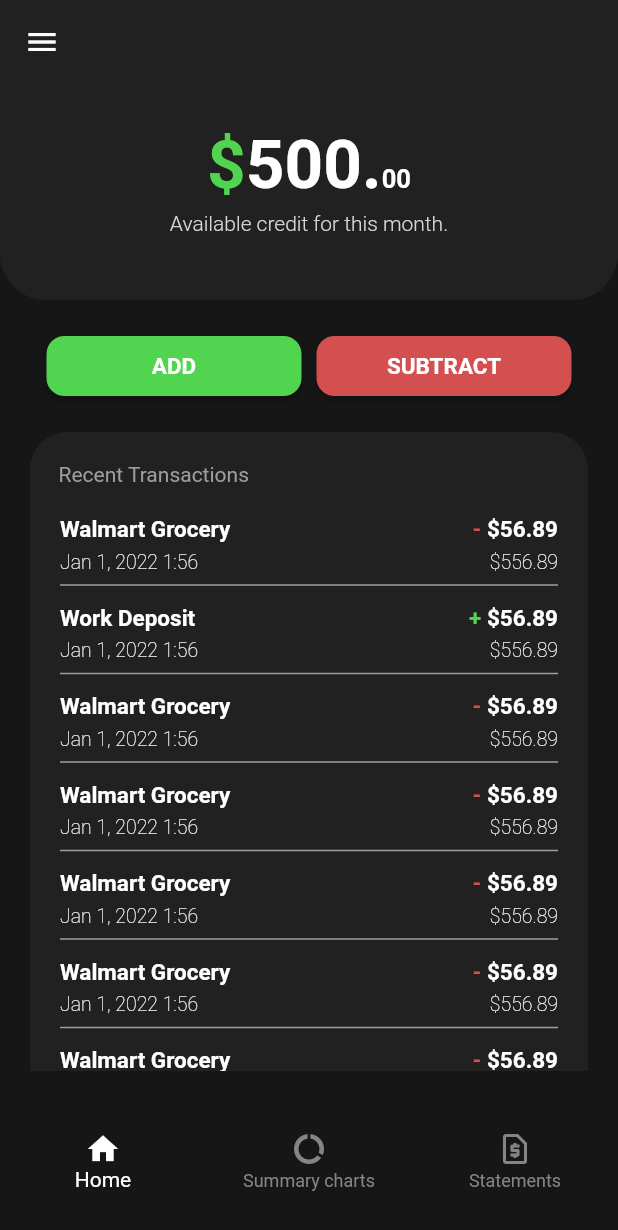
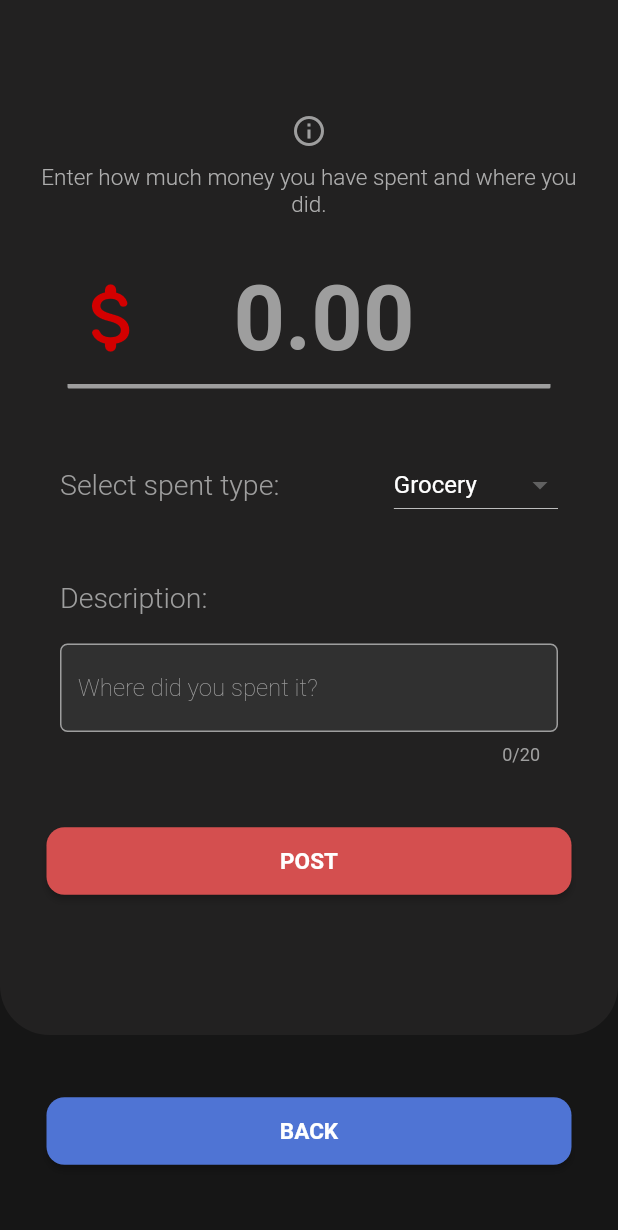
Before and after one commit to Deep2002/Personal-Finance-Flutter-App, a Flutter app: the screen it shows after launch, after a tap on "SUBTRACT", on a phone screen of 412 x 824 dp. Shown: the top 1230 px of the screen. Run offline on Flutter 3.47's test engine with Material 2 defaults, Android fonts, the light colour scheme and no system bars; our stand-ins replace fl_chart, pie_chart.

Commit message:
Added add and subtract pages.

```diff
--- /dev/null
+++ b/lib/Pages/SubPage.dart
@@ -0,0 +1,245 @@
+import 'package:flutter/material.dart';
+
+import '../Widgets/AppColors.dart';
+
+class SubPage extends StatefulWidget {
+  const SubPage({Key? key}) : super(key: key);
+
+  @override
+  State<SubPage> createState() => _SubPageState();
+}
+
+class _SubPageState extends State<SubPage> {
+  var dropdownValue = 'Grocery';
+
+  @override
+  Widget build(BuildContext context) {
+    return Scaffold(
+      backgroundColor: AppColors.bg,
+      resizeToAvoidBottomInset: false,
+      body: Column(
+        children: [
+          Container(
+            child: Column(
+              crossAxisAlignment: CrossAxisAlignment.center,
+              mainAxisAlignment: MainAxisAlignment.start,
+              children: [
+                const SizedBox(height: 75),
+                const Icon(Icons.info_outline, color: Colors.grey),
+                const SizedBox(height: 10),
+                const Padding(
+                  padding: EdgeInsets.symmetric(horizontal: 20),
+                  child: Text(
+                    'Enter how much money you have spent and where you did.',
+                    textAlign: TextAlign.center,
+                    style: TextStyle(
+                      color: Color.fromARGB(255, 173, 173, 173),
+                      fontSize: 15,
+                      fontWeight: FontWeight.w300,
+                    ),
+                  ),
+                ),
+                const SizedBox(height: 20),
+                const Padding(
+                  padding: EdgeInsets.symmetric(horizontal: 45),
+                  child: TextField(
+                    keyboardAppearance: Brightness.dark,
+                    keyboardType:
+                        TextInputType.numberWithOptions(decimal: true),
+                    decoration: InputDecoration(
+                        enabledBorder: UnderlineInputBorder(
+                          borderSide: BorderSide(
+                            color: Colors.grey,
+                            width: 3,
+                          ),
+                          borderRadius: BorderRadius.all(Radius.circular(1)),
+                        ),
+                        focusedBorder: UnderlineInputBorder(
+                          borderSide: BorderSide(
+                            color: Colors.white,
+                            width: 4,
+                          ),
+                          borderRadius: BorderRadius.all(Radius.circular(1)),
+                        ),
+                        hintText: '0.00',
+                        hintStyle: TextStyle(color: Colors.grey),
+                        prefixIconColor: Colors.white,
+                        prefixIconConstraints:
+                            BoxConstraints.tightFor(width: 20),
+                        prefixIcon: Icon(
+                          Icons.attach_money_rounded,
+                          color: Color.fromARGB(255, 211, 0, 0),
+                          size: 60,
+                        )),
+                    textAlign: TextAlign.center,
+                    style: TextStyle(
+                      color: Colors.grey,
+                      fontSize: 60,
+                      fontWeight: FontWeight.bold,
+                    ),
+                    textInputAction: TextInputAction.next,
+                    cursorColor: Colors.white,
+                  ),
+                ),
+                const SizedBox(height: 40),
+                Padding(
+                  padding: const EdgeInsets.symmetric(horizontal: 40),
+                  child: Row(
+                    mainAxisAlignment: MainAxisAlignment.spaceBetween,
+                    children: [
+                      const Text(
+                        'Select spent type:',
+                        style: TextStyle(
+                          color: Colors.grey,
+                          fontWeight: FontWeight.w300,
+                          fontSize: 19,
+                        ),
+                      ),
+                      DropdownButton(
+                        items: <String>[
+                          'Grocery',
+                          'Restaurants',
+                          'Gas',
+                          'Clothes',
+                          'Tech',
+                          'Home',
+                          'Other',
+                        ].map<DropdownMenuItem<String>>((String value) {
+                          return DropdownMenuItem<String>(
+                            value: value,
+                            child: Text(
+                              value,
+                              style: const TextStyle(color: Colors.white),
+                            ),
+                          );
+                        }).toList(),
+                        onChanged: (String? newValue) {
+                          setState(() {
+                            dropdownValue = newValue!;
+                          });
+                        },
+                        value: dropdownValue.toString(),
+                        borderRadius: BorderRadius.circular(25),
+                        dropdownColor: AppColors.bg,
+                        icon: const Icon(Icons.arrow_drop_down_sharp),
+                      )
+                    ],
+                  ),
+                ),
+                const SizedBox(height: 40),
+                Padding(
+                  padding: const EdgeInsets.symmetric(horizontal: 40),
+                  child: Column(
+                    children: [
+                      Row(
+                        mainAxisAlignment: MainAxisAlignment.start,
+                        children: const [
+                          Text(
+                            'Description:',
+                            style: TextStyle(
+                              color: Colors.grey,
+                              fontWeight: FontWeight.w300,
+                              fontSize: 19,
+                            ),
+                          ),
+                        ],
+                      ),
+                      const SizedBox(
+                        height: 20,
+                      ),
+                      const TextField(
+                        cursorColor: Colors.blue,
+                        style: TextStyle(color: Colors.white),
+                        keyboardAppearance: Brightness.dark,
+                        maxLength: 20,
+                        textCapitalization: TextCapitalization.sentences,
+                        decoration: InputDecoration(
+                          hintText: 'Where did you spent it?',
+                          hintStyle: TextStyle(
+                            color: Colors.grey,
+                            fontWeight: FontWeight.w200,
+                          ),
+                          enabledBorder: OutlineInputBorder(
+                            borderSide: BorderSide(
+                              color: Colors.grey,
+                              width: 1,
+                            ),
+                            borderRadius: BorderRadius.all(
+                              Radius.circular(5),
+                            ),
+                          ),
+                          focusedBorder: OutlineInputBorder(
+                            borderSide: BorderSide(
+                              color: Colors.blue,
+                              width: 1,
+                            ),
+                            borderRadius: BorderRadius.all(
+                              Radius.circular(15),
+                            ),
+                          ),
+                          fillColor: Color.fromARGB(255, 48, 48, 48),
+                          filled: true,
+                          counterStyle: TextStyle(color: Colors.grey),
+                        ),
+                      ),
+                    ],
+                  ),
+                ),
+                const SizedBox(height: 40),
+                ElevatedButton(
+                  onPressed: () {
+                    Navigator.of(context).pop();
+                  },
+                  child: const Text(
+                    'POST',
+                    style: TextStyle(
+                        color: Colors.white,
+                        fontWeight: FontWeight.bold,
+                        fontSize: 15),
+                  ),
+                  style: ButtonStyle(
+                    shape: MaterialStateProperty.all<RoundedRectangleBorder>(
+                      RoundedRectangleBorder(
+                          borderRadius: BorderRadius.circular(12)),
+                    ),
+                    fixedSize: MaterialStateProperty.all(const Size(350, 45)),
+                    backgroundColor:
+                        MaterialStateProperty.all(AppColors.buttonRed),
+                  ),
+                ),
+              ],
+            ),
+            height: 690,
+            width: 500,
+            decoration: BoxDecoration(
+                color: AppColors.containerFrame,
+                borderRadius: const BorderRadius.only(
+                    bottomLeft: Radius.circular(33),
+                    bottomRight: Radius.circular(33))),
+          ),
+          const SizedBox(height: 40),
+          ElevatedButton(
+            onPressed: () {
+              Navigator.of(context).pop();
+            },
+            child: const Text(
+              'BACK',
+              style: TextStyle(
+                  color: Colors.white,
+                  fontWeight: FontWeight.bold,
+                  fontSize: 15),
+            ),
+            style: ButtonStyle(
+              shape: MaterialStateProperty.all<RoundedRectangleBorder>(
+                RoundedRectangleBorder(borderRadius: BorderRadius.circular(12)),
+              ),
+              fixedSize: MaterialStateProperty.all(const Size(350, 45)),
+              backgroundColor: MaterialStateProperty.all(AppColors.buttonBlue),
+              overlayColor: MaterialStateProperty.all(Colors.cyan[200]),
+            ),
+          ),
+        ],
+      ),
+    );
+  }
+}
--- a/lib/Widgets/AppAddSubButtons.dart
+++ b/lib/Widgets/AppAddSubButtons.dart
@@ -1,5 +1,7 @@
 import 'package:flutter/material.dart';
+import 'package:personal_finance/Pages/SubPage.dart';
 
+import '../Pages/AddPage.dart';
 import 'AppColors.dart';
 
 class AppAddSubButtons extends StatefulWidget {
@@ -21,7 +23,27 @@ class _AppAddSubButtonsState extends State<AppAddSubButtons> {
             children: [
               ElevatedButton(
                 onPressed: () {
-                  print("Click");
+                  Navigator.of(context).push(
+                    PageRouteBuilder(
+                      maintainState: true,
+                      pageBuilder: (context, animation, secondaryAnimation) =>
+                          const AddPage(),
+                      transitionsBuilder:
+                          (context, animation, secondaryAnimation, child) {
+                        const begin = Offset(0.0, 1.0);
+                        const end = Offset.zero;
+                        const curve = Curves.ease;
+
+                        var tween = Tween(begin: begin, end: end)
+                            .chain(CurveTween(curve: curve));
+
+                        return SlideTransition(
+                          position: animation.drive(tween),
+                          child: child,
+                        );
+                      },
+                    ),
+                  );
                 },
                 child: const Text(
                   'ADD',
@@ -43,7 +65,27 @@ class _AppAddSubButtonsState extends State<AppAddSubButtons> {
               const SizedBox(width: 10),
               ElevatedButton(
                 onPressed: () {
-                  print("Click");
+                  Navigator.of(context).push(
+                    PageRouteBuilder(
+                      maintainState: true,
+                      pageBuilder: (context, animation, secondaryAnimation) =>
+                          const SubPage(),
+                      transitionsBuilder:
+                          (context, animation, secondaryAnimation, child) {
+                        const begin = Offset(0.0, 1.0);
+                        const end = Offset.zero;
+                        const curve = Curves.ease;
+
+                        var tween = Tween(begin: begin, end: end)
+                            .chain(CurveTween(curve: curve));
+
+                        return SlideTransition(
+                          position: animation.drive(tween),
+                          child: child,
+                        );
+                      },
+                    ),
+                  );
                 },
                 child: const Text(
                   'SUBTRACT',
```
Also changed, not shown: lib/Pages/AddPage.dart (added, +243 -0 lines).
